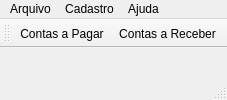
thadeuk/Hortimudas, file src/mainwindow.ui: the form before one commit.
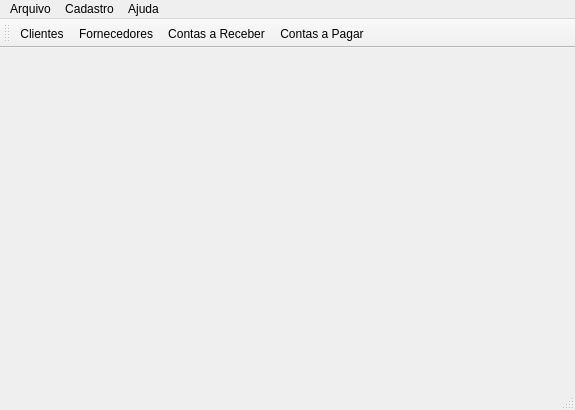
The form after the commit. Icons and pictures are not drawn.

```diff
--- a/src/mainwindow.ui
+++ b/src/mainwindow.ui
@@ -2,6 +2,14 @@
 <ui version="4.0">
  <class>MainWindow</class>
  <widget class="QMainWindow" name="MainWindow">
+  <property name="geometry">
+   <rect>
+    <x>0</x>
+    <y>0</y>
+    <width>575</width>
+    <height>410</height>
+   </rect>
+  </property>
   <property name="windowTitle">
    <string>MainWindow</string>
   </property>
@@ -11,7 +19,7 @@
     <rect>
      <x>0</x>
      <y>0</y>
-     <width>462</width>
+     <width>575</width>
      <height>20</height>
     </rect>
    </property>
@@ -45,14 +53,22 @@
      <height>48</height>
     </size>
    </property>
+   <property name="toolButtonStyle">
+    <enum>Qt::ToolButtonTextUnderIcon</enum>
+   </property>
+   <property name="floatable">
+    <bool>true</bool>
+   </property>
    <attribute name="toolBarArea">
     <enum>TopToolBarArea</enum>
    </attribute>
    <attribute name="toolBarBreak">
     <bool>false</bool>
    </attribute>
-   <addaction name="actionContas_a_Pagar"/>
+   <addaction name="actionCliente_2"/>
+   <addaction name="actionFornecedores"/>
    <addaction name="actionContas_a_Receber"/>
+   <addaction name="actionContas_a_Pagar"/>
   </widget>
   <widget class="QStatusBar" name="statusBar"/>
   <action name="actionSair">
@@ -99,6 +115,24 @@
     <string>Contas a Receber</string>
    </property>
   </action>
+  <action name="actionCliente_2">
+   <property name="icon">
+    <iconset resource="icons.qrc">
+     <normaloff>:/new/prefix1/icons/User-Group-icon.png</normaloff>:/new/prefix1/icons/User-Group-icon.png</iconset>
+   </property>
+   <property name="text">
+    <string>Clientes</string>
+   </property>
+  </action>
+  <action name="actionFornecedores">
+   <property name="icon">
+    <iconset resource="icons.qrc">
+     <normaloff>:/new/prefix1/icons/Truck-icon.png</normaloff>:/new/prefix1/icons/Truck-icon.png</iconset>
+   </property>
+   <property name="text">
+    <string>Fornecedores</string>
+   </property>
+  </action>
  </widget>
  <layoutdefault spacing="6" margin="11"/>
  <resources>
```
Left out of the diff: 3 changed lines with no effect on the pictures.
